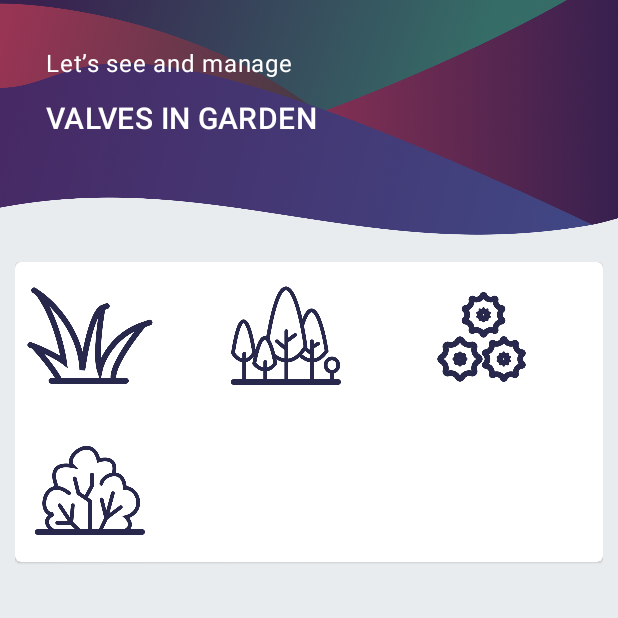
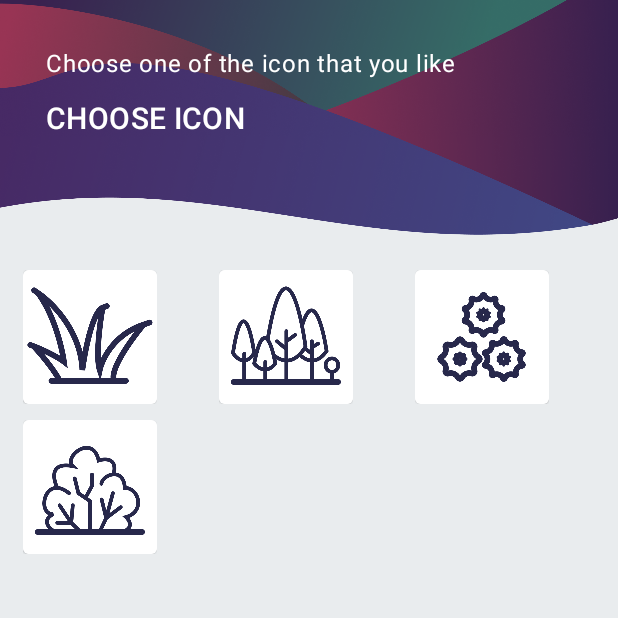
Before and after one commit to radovansanta/SmartGardenApp, an Android app: the fragment EditValveIcon shown on its own in the app's theme, on a phone screen of 412 x 824 dp, the top half of it. Run offline under Robolectric (Android 15) with nearby library versions, the phone set to English and light mode, and no system bars.

Commit message:
- Api to PATCH Valve - Edit Vale fully working

```diff
--- a/app/src/main/java/com/example/smartgarden/Networking/Apis/ValveApi.java
+++ b/app/src/main/java/com/example/smartgarden/Networking/Apis/ValveApi.java
@@ -29,6 +29,9 @@ public interface ValveApi {
     @GET("/valves/name/{name}")
     Call<Valve> getValveByName(@Path("name") String name);
 
+    @PATCH("api/valves/{id}")
+    Call<Valve> updateValve(@Path("id") int id, @Body Valve valve);
+
     @GET("api/valves/{id}/{state}")
     Call<ResponseM> updateValve(@Path("id") int id, @Path("state") String state);
 
--- a/app/src/main/java/com/example/smartgarden/ViewModels/HomeViewModel.java
+++ b/app/src/main/java/com/example/smartgarden/ViewModels/HomeViewModel.java
@@ -36,6 +36,10 @@ public class HomeViewModel extends ViewModel {
         selected.setValue(item);
     }
 
+    public void updateValve(Valve valve){
+        repository.updateValve(valve.getId(),valve);
+    }
+
     public LiveData<Valve> getSelected() {
         return selected;
     }
--- a/app/src/main/res/layout/fragment_edit_valve_icon.xml
+++ b/app/src/main/res/layout/fragment_edit_valve_icon.xml
@@ -34,14 +34,14 @@
                         android:layout_height="0dp"
                         android:layout_weight="0.5"
                         android:textColor="@color/white"
-                        android:text="Let’s see and manage"
+                        android:text="Choose one of the icon that you like"
                         android:textAppearance="?attr/textAppearanceBody1"/>
 
                     <TextView
                         android:layout_width="match_parent"
                         android:layout_height="0dp"
                         android:layout_weight="1"
-                        android:text="VALVES IN GARDEN"
+                        android:text="CHOOSE ICON"
                         android:textColor="@color/white"
                         android:textAppearance="?attr/textAppearanceHeadline6" />
 
@@ -61,17 +61,13 @@
                 android:layout_height="match_parent"
                 android:orientation="vertical">
 
-                <com.google.android.material.card.MaterialCardView
-                    android:layout_width="match_parent"
-                    android:padding="10dp"
-                    android:layout_height="wrap_content">
+
 
                     <androidx.recyclerview.widget.RecyclerView
                         android:layout_width="match_parent"
                         android:layout_height="match_parent"
                         android:id="@+id/rv_icons"/>
 
-                </com.google.android.material.card.MaterialCardView>
 
             </LinearLayout>
         </FrameLayout>
--- a/app/src/main/res/layout/icon_rv_item.xml
+++ b/app/src/main/res/layout/icon_rv_item.xml
@@ -8,12 +8,17 @@
 
 
 
+    <com.google.android.material.card.MaterialCardView
+            android:layout_width="match_parent"
+            android:padding="10dp"
+            android:layout_height="wrap_content">
         <ImageView
             android:layout_width="match_parent"
             android:layout_height="match_parent"
             android:src="@drawable/grass_icon"
             android:id="@+id/iconChange">
         </ImageView>
+    </com.google.android.material.card.MaterialCardView>
 
 
 </LinearLayout>
```
Also changed, not shown: app/src/main/java/com/example/smartgarden/Fragments/EditValve.java (+8 -10 lines), app/src/main/java/com/example/smartgarden/Networking/Repositories/ValveRepository.java (+23 -0 lines). Lines whose indentation alone changed are shown as unchanged.
